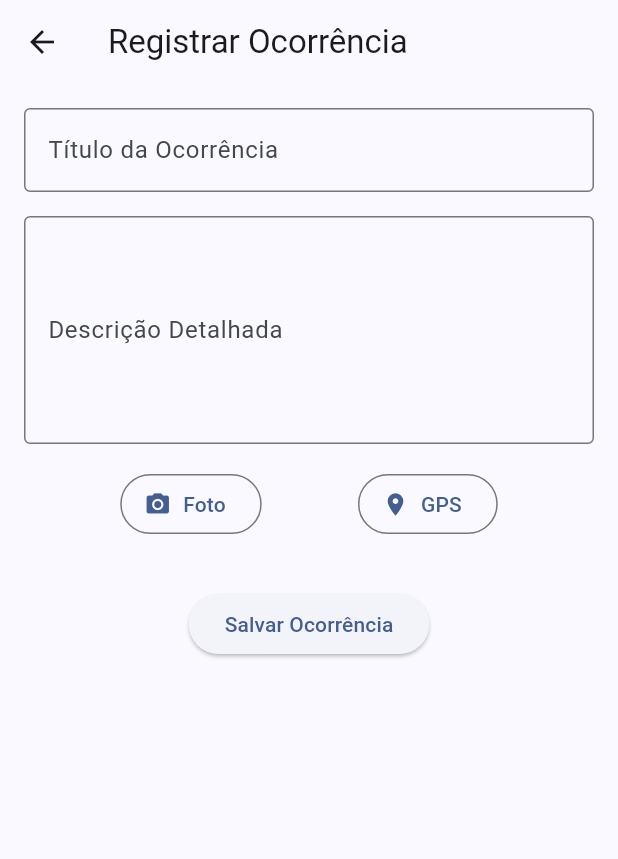
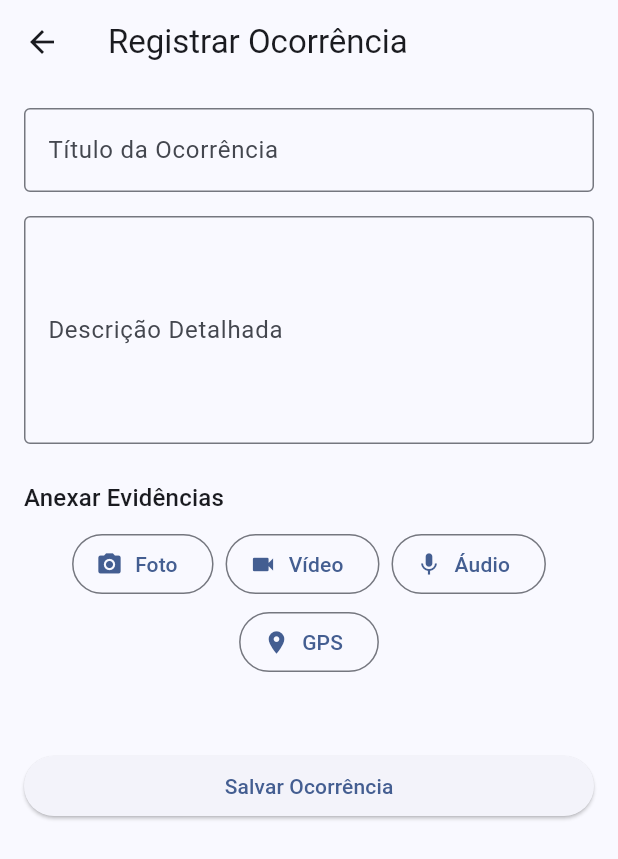
Before and after one commit to andlybras/orquestra_contratos_gestao_fiscalizacao, a Flutter app: the AddOccurrenceScreen screen opened directly, after a tap on "GPS", on a phone screen of 412 x 824 dp. Shown: the top 859 px of the screen. Run offline on Flutter 3.47's test engine with Material 3 defaults, Android fonts, the light colour scheme and no system bars; our stand-ins replace geolocator, image_picker, pdf, printing, qr_flutter, share_plus and 1 more; missing offline and left inert: record; accounts and stored records are empty.

Commit message:
feat: Adiciona gravação de áudio e vídeo às ocorrências

```diff
--- a/lib/screens/add_occurrence_screen.dart
+++ b/lib/screens/add_occurrence_screen.dart
@@ -1,9 +1,12 @@
-// CÓDIGO CORRIGIDO PARA: screens/add_occurrence_screen.dart
+// CÓDIGO COMPLETO PARA: screens/add_occurrence_screen.dart
+
 import 'dart:io';
 import 'package:flutter/material.dart';
 import 'package:geolocator/geolocator.dart';
 import 'package:image_picker/image_picker.dart';
 import 'package:intl/intl.dart';
+import 'package:record/record.dart'; // Import do novo pacote de áudio
+import 'package:path_provider/path_provider.dart'; // Para encontrar o caminho de salvamento
 
 class AddOccurrenceScreen extends StatefulWidget {
   const AddOccurrenceScreen({super.key});
@@ -17,41 +20,68 @@ class _AddOccurrenceScreenState extends State<AddOccurrenceScreen> {
   final _tituloController = TextEditingController();
   final _descricaoController = TextEditingController();
 
+  // Nossas variáveis de estado para as mídias
   XFile? _foto;
+  XFile? _video;
   Position? _posicaoGps;
+  String? _audioPath;
+  bool _isRecording = false;
+  final _audioRecorder = AudioRecorder(); // Instância do gravador
+
+  // --- Funções de Captura de Mídia ---
 
   Future<void> _tirarFoto() async {
     final ImagePicker picker = ImagePicker();
     final XFile? fotoTirada = await picker.pickImage(source: ImageSource.camera);
-    if (fotoTirada != null) {
-      setState(() => _foto = fotoTirada);
-    }
+    if (fotoTirada != null) setState(() => _foto = fotoTirada);
+  }
+
+  Future<void> _gravarVideo() async {
+    final ImagePicker picker = ImagePicker();
+    final XFile? videoGravado = await picker.pickVideo(source: ImageSource.camera);
+    if (videoGravado != null) setState(() => _video = videoGravado);
   }
 
   Future<void> _obterLocalizacao() async {
-    // ... (lógica de permissão e captura do GPS que já está funcionando)
-    bool servicoHabilitado;
-    LocationPermission permissao;
-
-    servicoHabilitado = await Geolocator.isLocationServiceEnabled();
+    // ... (lógica de permissão do GPS)
+    bool servicoHabilitado = await Geolocator.isLocationServiceEnabled();
     if (!servicoHabilitado) return Future.error('Serviços de localização desabilitados.');
-
-    permissao = await Geolocator.checkPermission();
+    LocationPermission permissao = await Geolocator.checkPermission();
     if (permissao == LocationPermission.denied) {
       permissao = await Geolocator.requestPermission();
       if (permissao == LocationPermission.denied) return Future.error('Permissão de localização negada.');
     }
-
     if (permissao == LocationPermission.deniedForever) return Future.error('Permissão de localização negada permanentemente.');
-
     final position = await Geolocator.getCurrentPosition();
     setState(() => _posicaoGps = position);
   }
+
+  Future<void> _gravarAudio() async {
+    if (await _audioRecorder.hasPermission()) {
+      final directory = await getApplicationDocumentsDirectory();
+      final path = '${directory.path}/audio_ocorrencia_${DateTime.now().millisecondsSinceEpoch}.m4a';
+      await _audioRecorder.start(const RecordConfig(), path: path);
+      setState(() {
+        _isRecording = true;
+        _audioPath = null; // Limpa o áudio anterior
+      });
+    }
+  }
+
+  Future<void> _pararGravacao() async {
+    final path = await _audioRecorder.stop();
+    setState(() {
+      _isRecording = false;
+      _audioPath = path;
+    });
+  }
+
 
   @override
   void dispose() {
     _tituloController.dispose();
     _descricaoController.dispose();
+    _audioRecorder.dispose(); // Não se esqueça de dispensar o gravador!
     super.dispose();
   }
 
@@ -65,45 +95,47 @@ class _AddOccurrenceScreenState extends State<AddOccurrenceScreen> {
           key: _formKey,
           child: SingleChildScrollView(
             child: Column(
+              crossAxisAlignment: CrossAxisAlignment.stretch,
               children: [
-                // DECORAÇÃO ADICIONADA DE VOLTA
                 TextFormField(
                   controller: _tituloController,
                   decoration: const InputDecoration(labelText: 'Título da Ocorrência', border: OutlineInputBorder()),
                   validator: (value) => value == null || value.isEmpty ? 'Insira um título' : null,
                 ),
                 const SizedBox(height: 16),
-                // DECORAÇÃO ADICIONADA DE VOLTA
                 TextFormField(
                   controller: _descricaoController,
                   decoration: const InputDecoration(labelText: 'Descrição Detalhada', border: OutlineInputBorder()),
                   maxLines: 5,
                   validator: (value) => value == null || value.isEmpty ? 'Insira uma descrição' : null,
                 ),
-                const SizedBox(height: 16),
+                const SizedBox(height: 24),
 
-                if (_foto != null)
-                  Padding(
-                    padding: const EdgeInsets.symmetric(vertical: 16.0),
-                    child: Image.file(File(_foto!.path), height: 200),
-                  ),
+                // --- Seção de Evidências ---
+                Text('Anexar Evidências', style: Theme.of(context).textTheme.titleMedium),
+                const SizedBox(height: 8),
 
-                if (_posicaoGps != null)
-                  Padding(
-                    padding: const EdgeInsets.symmetric(vertical: 8.0),
-                    child: Text(
-                      'Localização: Lat ${_posicaoGps!.latitude.toStringAsFixed(5)}, Lon ${_posicaoGps!.longitude.toStringAsFixed(5)}',
-                      style: TextStyle(color: Colors.green[700]),
-                    ),
-                  ),
-
-                Row(
-                  mainAxisAlignment: MainAxisAlignment.spaceEvenly,
+                Wrap( // Wrap organiza os botões quebrando a linha se não couber
+                  spacing: 8.0,
+                  runSpacing: 4.0,
+                  alignment: WrapAlignment.center,
                   children: [
                     OutlinedButton.icon(onPressed: _tirarFoto, icon: const Icon(Icons.camera_alt), label: const Text('Foto')),
+                    OutlinedButton.icon(onPressed: _gravarVideo, icon: const Icon(Icons.videocam), label: const Text('Vídeo')),
+                    // Botão de áudio muda de aparência se estiver gravando
+                    _isRecording
+                      ? FilledButton.icon(onPressed: _pararGravacao, icon: const Icon(Icons.stop), label: const Text('Parar Gravação'), style: FilledButton.styleFrom(backgroundColor: Colors.red))
+                      : OutlinedButton.icon(onPressed: _gravarAudio, icon: const Icon(Icons.mic), label: const Text('Áudio')),
                     OutlinedButton.icon(onPressed: _obterLocalizacao, icon: const Icon(Icons.location_on), label: const Text('GPS')),
                   ],
                 ),
+                const SizedBox(height: 16),
+
+                // --- Indicadores de Anexos ---
+                if (_foto != null) ListTile(leading: Icon(Icons.check_circle, color: Colors.green), title: Text('Foto anexada')),
+                if (_video != null) ListTile(leading: Icon(Icons.check_circle, color: Colors.green), title: Text('Vídeo anexado')),
+                if (_audioPath != null) ListTile(leading: Icon(Icons.check_circle, color: Colors.green), title: Text('Áudio anexado')),
+                if (_posicaoGps != null) ListTile(leading: Icon(Icons.check_circle, color: Colors.green), title: Text('GPS capturado')),
 
                 const SizedBox(height: 32),
                 ElevatedButton(
@@ -118,6 +150,8 @@ class _AddOccurrenceScreenState extends State<AddOccurrenceScreen> {
                         'descricao': _descricaoController.text,
                         'data': dataFormatada,
                         'foto_path': _foto?.path,
+                        'video_path': _video?.path,
+                        'audio_path': _audioPath,
                         'latitude': _posicaoGps?.latitude,
                         'longitude': _posicaoGps?.longitude,
                       };
--- a/pubspec.yaml
+++ b/pubspec.yaml
@@ -46,6 +46,7 @@ dependencies:
   url_launcher: ^6.3.2
   archive: ^4.0.7
   share_plus: ^12.0.0
+  record: ^6.1.2
 
 dev_dependencies:
   flutter_test:
```
Also changed, not shown: lib/screens/occurrence_detail_screen.dart (+16 -5 lines), pubspec.lock, 6 other files.
